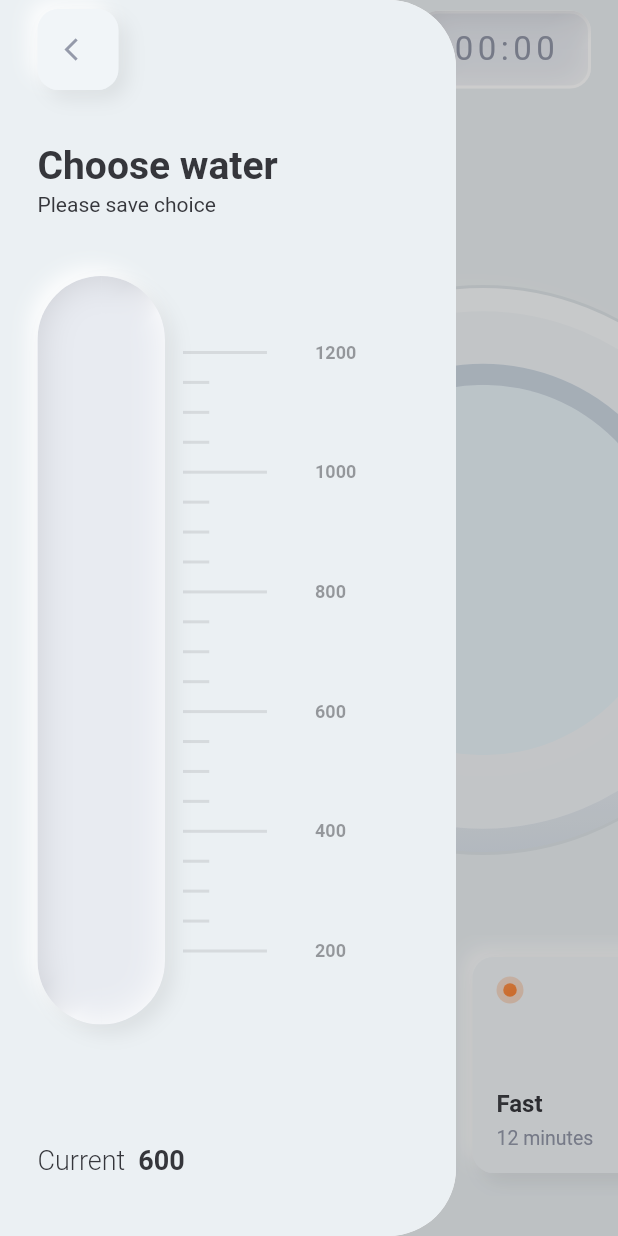
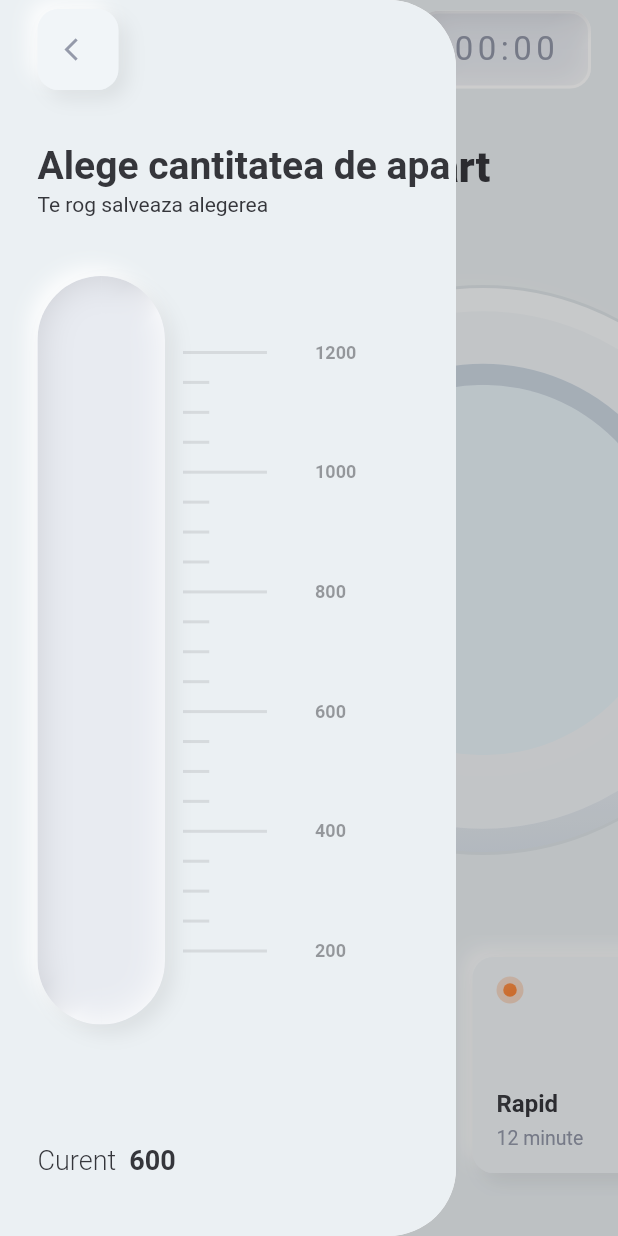
Before and after one commit to haiosmichelle/Astroman, a Flutter app: the screen it shows after launch, with the side drawer open, on a phone screen of 412 x 824 dp. Run offline on Flutter 3.47's test engine with Material 2 defaults, Android fonts, the phone set to English and light mode, and no system bars; our stand-ins replace get_it; missing offline and left inert: forge2d; statements that could not run were skipped.

```diff
--- a/masina_de_spalat - copie/lib/main.dart
+++ b/masina_de_spalat - copie/lib/main.dart
@@ -31,7 +31,7 @@ class MyApp extends StatelessWidget {
             create: (_) => ServiceLocator.get<TimerViewModel>()),
       ],
       child: MaterialApp(
-        title: 'Smart Washing Machine',
+        title: 'Masina de Spalat',
         debugShowCheckedModeBanner: false,
         home: MainScreen(),
       ),
--- a/masina_de_spalat - copie/lib/screens/main/main_screen.dart
+++ b/masina_de_spalat - copie/lib/screens/main/main_screen.dart
@@ -62,7 +62,7 @@ class MainScreen extends StatelessWidget {
                       Padding(
                         padding: margin,
                         child: Text(
-                          'Smart Washing',
+                          'Masina de Spalat Smart',
                           style: TextStyle(
                             fontSize: 28,
                             color: CustomColors.primaryTextColor,
@@ -74,7 +74,7 @@ class MainScreen extends StatelessWidget {
                       Padding(
                         padding: margin,
                         child: Text(
-                          'Machine',
+                          'Masina',
                           style: TextStyle(
                             fontSize: 26,
                             color: CustomColors.primaryTextColor,
@@ -264,7 +264,7 @@ class _ModesList extends StatelessWidget {
           Padding(
             padding: MainScreen.margin,
             child: Text(
-              'Mode',
+              'Mod',
               style: TextStyle(
                 fontSize: 23,
                 color: CustomColors.primaryTextColor,
--- a/masina_de_spalat - copie/lib/screens/main/mode_tile.dart
+++ b/masina_de_spalat - copie/lib/screens/main/mode_tile.dart
@@ -62,7 +62,7 @@ class ModeTile extends StatelessWidget {
               height: 6,
             ),
             Text(
-              '$minutes minutes',
+              '$minutes minute',
               style: TextStyle(
                 fontSize: 13,
                 color: CustomColors.secondaryTextColor,
--- a/masina_de_spalat - copie/lib/screens/main/washing_machine/drum/washing_machine_drum.dart
+++ b/masina_de_spalat - copie/lib/screens/main/washing_machine/drum/washing_machine_drum.dart
@@ -61,9 +61,6 @@ class _WhirlpoolRenderObject extends RenderBox {
     _drawDrum(context, offset);
     _drawWhirlpool(context, offset);
 
-    // debug draw whirlpool circle body
-    // _physicRenderer.renderBody(
-    //     context.canvas, controller.physic.whirlpoolCoreBody);
   }
 
   @override
--- a/masina_de_spalat - copie/lib/screens/water_drawer/water_drawer.dart
+++ b/masina_de_spalat - copie/lib/screens/water_drawer/water_drawer.dart
@@ -34,7 +34,7 @@ class WaterDrawer extends StatelessWidget {
                   ),
                   SizedBox(height: 35),
                   Text(
-                    'Choose water',
+                    'Alege cantitatea de apa',
                     style: TextStyle(
                       fontSize: 26,
                       color: CustomColors.primaryTextColor,
@@ -43,7 +43,7 @@ class WaterDrawer extends StatelessWidget {
                   ),
                   SizedBox(height: 3),
                   Text(
-                    'Please save choice',
+                    'Te rog salveaza alegerea',
                     style: TextStyle(
                       fontSize: 14,
                       color: CustomColors.primaryTextColor,
@@ -63,7 +63,7 @@ class WaterDrawer extends StatelessWidget {
                   SizedBox(height: 80),
                   RichText(
                     text: TextSpan(
-                      text: 'Current  ',
+                      text: 'Curent  ',
                       style: TextStyle(
                         color: CustomColors.primaryTextColor,
                         fontWeight: FontWeight.w300,
--- a/masina_de_spalat - copie/lib/screens/water_drawer/wave_container.dart
+++ b/masina_de_spalat - copie/lib/screens/water_drawer/wave_container.dart
@@ -4,12 +4,6 @@ import 'package:flutter/material.dart';
 import 'package:flutter/widgets.dart';
 import 'package:vector_math/vector_math.dart' as Vector;
 
-/*
- * Based on Nhan Cao wave demo
- * License: MIT License
- * Copyright (c) 2018 Nhan Cao
- * Source: https://github.com/nhancv/nc_flutter_util/blob/master/lib/demo5.dart
- */
 class WaveContainer extends StatefulWidget {
   WaveContainer({
     Key? key,
--- a/masina_de_spalat - copie/lib/shared/decorators/inner_shadow_decorator.dart
+++ b/masina_de_spalat - copie/lib/shared/decorators/inner_shadow_decorator.dart
@@ -110,8 +110,6 @@ class _InnerShadowDecorationPainter extends BoxPainter {
         }
         break;
     }
-
-    // based on https://gist.github.com/pskink/da43c327b75eec05d903fa1b4d0c4d3e#file-decorations-dart-L97
     final depression = 12.0;
     final delta = 10 / rect.longestSide;
     final stops = [0.5 - delta, 0.5 + delta];
--- a/masina_de_spalat - copie/lib/view_models/main_view_model.dart
+++ b/masina_de_spalat - copie/lib/view_models/main_view_model.dart
@@ -26,12 +26,12 @@ class MainViewModel with ChangeNotifier {
       color: Color.fromRGBO(61, 111, 252, 1),
     ),
     ModeItemModel(
-      name: 'Gentle',
+      name: 'Usor',
       minutes: 24,
       color: Color.fromRGBO(50, 197, 253, 1),
     ),
     ModeItemModel(
-      name: 'Fast',
+      name: 'Rapid',
       minutes: 12,
       color: Color.fromRGBO(253, 133, 53, 1),
     ),
```
Also changed, not shown: 1 other file.
